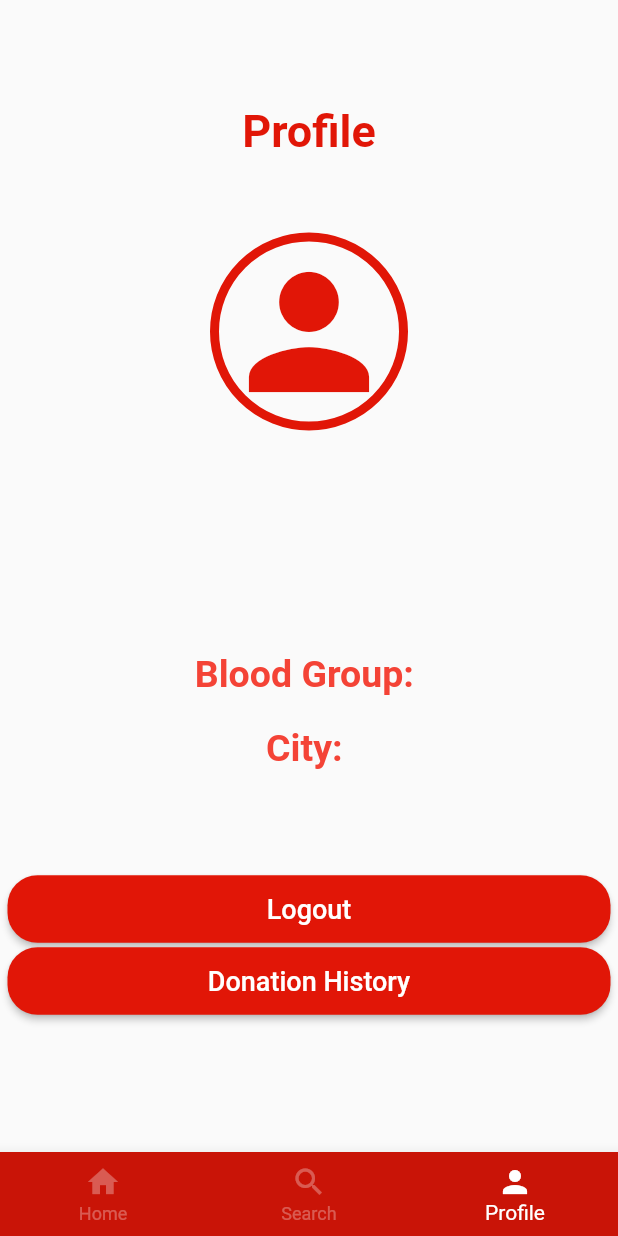
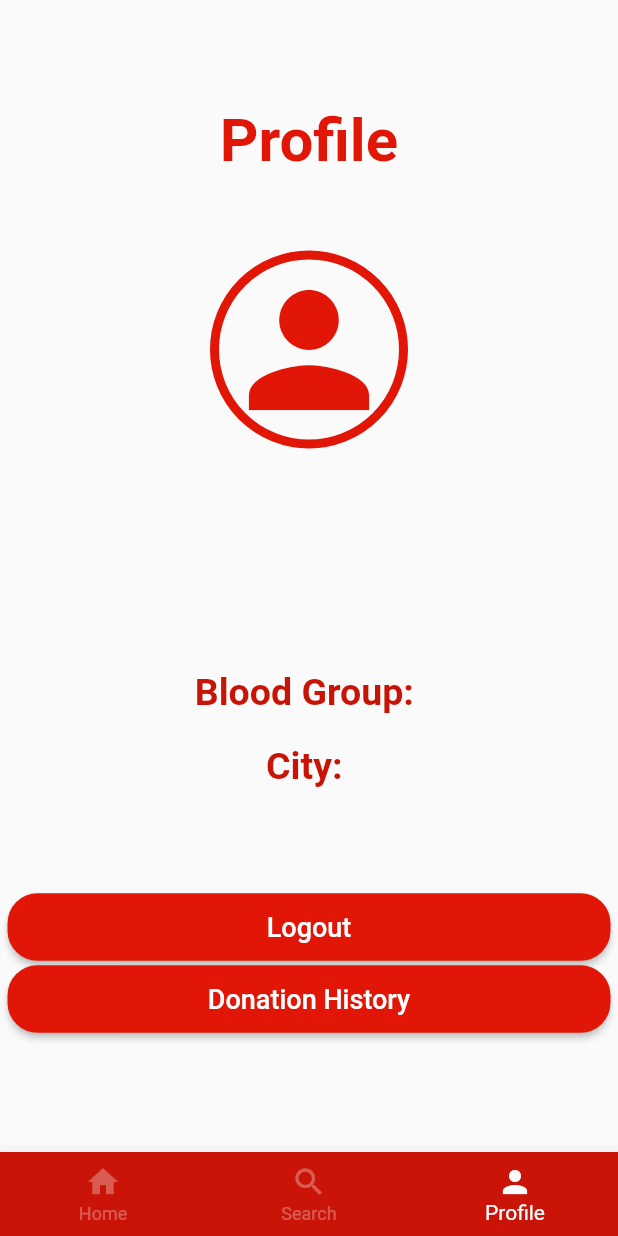
Before and after one commit to Vishal6260/Project-C--MV-BLOOD-DONATION-APP-, a Flutter app: the HomePage screen opened by its route, item 3 of the bottom bar chosen, on a phone screen of 412 x 824 dp. Run offline on Flutter 3.47's test engine with Material 2 defaults, Android fonts, the phone set to English and light mode, and no system bars; our stand-ins replace cloud_firestore, firebase_auth, firebase_core, flutter_local_notifications; accounts and stored records are empty.

Commit message:
30.05.2023
Finalized the app and some modification to the design.

```diff
--- a/lib/home.dart
+++ b/lib/home.dart
@@ -127,12 +127,22 @@ class Home extends StatelessWidget {
             children: [
               Container(
                 decoration: BoxDecoration(color: Colors.white),
-                height: 200,
+                height: 210,
                 width: double.infinity,
                 child: Image.asset("assets/image/1.jpeg"),
               ),
               SizedBox(
-                height: 5,
+                height: 7,
+              ),
+              Text(
+                "MV Blood Donation",
+                style: TextStyle(
+                    fontSize: 40,
+                    color: Color.fromARGB(255, 200, 20, 7),
+                    fontWeight: FontWeight.bold),
+              ),
+              SizedBox(
+                height: 50,
               ),
               Padding(
                 padding: const EdgeInsets.symmetric(horizontal: 20),
@@ -424,7 +434,7 @@ class ProfileScreen extends StatelessWidget {
                 Text(
                   "Profile",
                   style: TextStyle(
-                      fontSize: 30,
+                      fontSize: 40,
                       fontWeight: FontWeight.bold,
                       color: Theme.of(context).colorScheme.primary),
                 ),
@@ -460,7 +470,7 @@ class ProfileScreen extends StatelessWidget {
                       style: TextStyle(
                         fontSize: 25,
                         fontWeight: FontWeight.bold,
-                        color: Colors.red,
+                        color: Color.fromARGB(255, 200, 20, 7),
                       ),
                     ),
                   ],
@@ -476,7 +486,7 @@ class ProfileScreen extends StatelessWidget {
                       style: TextStyle(
                         fontSize: 25,
                         fontWeight: FontWeight.bold,
-                        color: Colors.red,
+                        color: Color.fromARGB(255, 200, 20, 7),
                       ),
                     ),
                   ],
@@ -492,7 +502,7 @@ class ProfileScreen extends StatelessWidget {
                       style: TextStyle(
                         fontSize: 25,
                         fontWeight: FontWeight.bold,
-                        color: Colors.red,
+                        color: Color.fromARGB(255, 200, 20, 7),
                       ),
                     ),
                   ],
@@ -508,7 +518,7 @@ class ProfileScreen extends StatelessWidget {
                       style: TextStyle(
                         fontSize: 25,
                         fontWeight: FontWeight.bold,
-                        color: Colors.red,
+                        color: Color.fromARGB(255, 200, 20, 7),
                       ),
                     ),
                   ],
@@ -524,7 +534,7 @@ class ProfileScreen extends StatelessWidget {
                       style: TextStyle(
                         fontSize: 25,
                         fontWeight: FontWeight.bold,
-                        color: Colors.red,
+                        color: Color.fromARGB(255, 200, 20, 7),
                       ),
                     ),
                   ],
```
